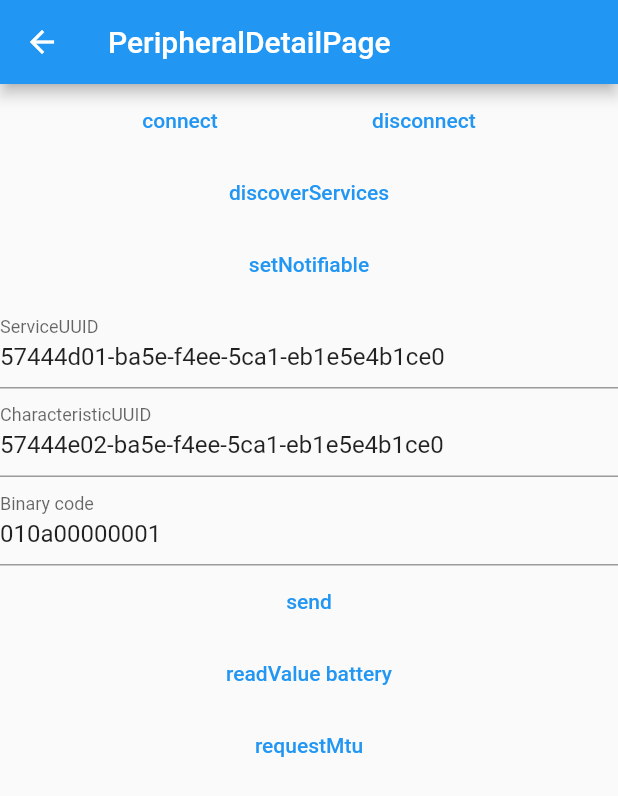
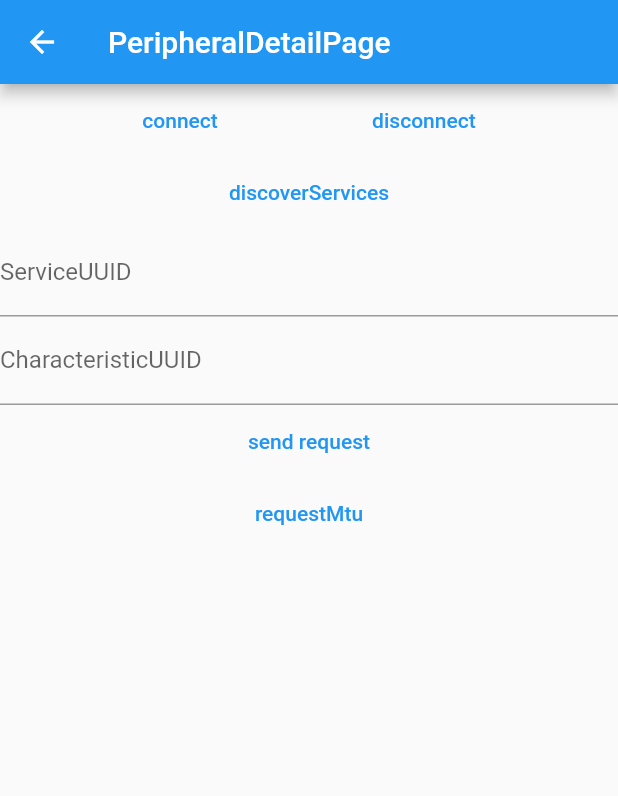
Before and after one commit to SahilSharma2710/quick_blue_example_2.0, a Flutter app: the PeripheralDetailPage screen opened directly with empty values, on a phone screen of 412 x 824 dp. Shown: the top 796 px of the screen. Run offline on Flutter 3.47's test engine with Material 2 defaults, Android fonts, the phone set to English and light mode, and no system bars; our stand-ins replace convert, permission_handler; missing offline and left inert: quick_blue.

Commit message:
project added

```diff
--- a/lib/PeripheralDetailPage.dart
+++ b/lib/PeripheralDetailPage.dart
@@ -5,23 +5,13 @@ import 'package:convert/convert.dart';
 import 'package:flutter/material.dart';
 import 'package:quick_blue/quick_blue.dart';
 
-String gssUuid(String code) => '0000$code-0000-1000-8000-00805f9b34fb';
-
-final GSS_SERV__BATTERY = gssUuid('180f');
-final GSS_CHAR__BATTERY_LEVEL = gssUuid('2a19');
-
-const WOODEMI_SUFFIX = 'ba5e-f4ee-5ca1-eb1e5e4b1ce0';
-
-const WOODEMI_SERV__COMMAND = '57444d01-$WOODEMI_SUFFIX';
-const WOODEMI_CHAR__COMMAND_REQUEST = '57444e02-$WOODEMI_SUFFIX';
-const WOODEMI_CHAR__COMMAND_RESPONSE = WOODEMI_CHAR__COMMAND_REQUEST;
-
 const WOODEMI_MTU_WUART = 247;
+String serviceUuid = '';
 
 class PeripheralDetailPage extends StatefulWidget {
   final String deviceId;
 
-  PeripheralDetailPage(this.deviceId);
+  PeripheralDetailPage(this.deviceId, {super.key});
 
   @override
   State<StatefulWidget> createState() {
@@ -33,6 +23,7 @@ class _PeripheralDetailPageState extends State<PeripheralDetailPage> {
   @override
   void initState() {
     super.initState();
+
     QuickBlue.setConnectionHandler(_handleConnectionChange);
     QuickBlue.setServiceHandler(_handleServiceDiscovery);
     QuickBlue.setValueHandler(_handleValueChange);
@@ -47,32 +38,54 @@ class _PeripheralDetailPageState extends State<PeripheralDetailPage> {
   }
 
   void _handleConnectionChange(String deviceId, BlueConnectionState state) {
+    if (state == BlueConnectionState.connected) {
+      _showSnackBar("connected");
+    } else if (state == BlueConnectionState.disconnected) {
+      _showSnackBar("dissconnected");
+    }
     print('_handleConnectionChange $deviceId, $state');
   }
 
   void _handleServiceDiscovery(String deviceId, String serviceId) {
+    serviceUuid = serviceId;
+    setState(() {});
     print('_handleServiceDiscovery $deviceId, $serviceId');
   }
 
   void _handleValueChange(
       String deviceId, String characteristicId, Uint8List value) {
     String stringValue = utf8.decode(value);
-    print('${stringValue}');
+    _showSnackBar(stringValue);
+
     print(
         '_handleValueChange $deviceId, $characteristicId, ${hex.encode(value)}');
   }
 
-  final serviceUUID = TextEditingController(text: WOODEMI_SERV__COMMAND);
-  final characteristicUUID =
-      TextEditingController(text: WOODEMI_CHAR__COMMAND_REQUEST);
-  final binaryCode = TextEditingController(
-      text: hex.encode([0x01, 0x0A, 0x00, 0x00, 0x00, 0x01]));
+  _showSnackBar(String message) {
+    ScaffoldMessenger.of(context).showSnackBar(
+      SnackBar(
+        content: Text(
+          message,
+        ),
+        duration: const Duration(seconds: 2),
+        behavior: SnackBarBehavior.floating,
+        shape: RoundedRectangleBorder(
+          borderRadius: BorderRadius.circular(20.0),
+        ),
+      ),
+    );
+  }
+
+  TextEditingController characteristicUUID = TextEditingController(text: '');
 
   @override
   Widget build(BuildContext context) {
+    TextEditingController serviceUUID =
+        TextEditingController(text: serviceUuid);
+
     return Scaffold(
       appBar: AppBar(
-        title: Text('PeripheralDetailPage'),
+        title: const Text('PeripheralDetailPage'),
       ),
       body: Column(
         children: [
@@ -80,13 +93,13 @@ class _PeripheralDetailPageState extends State<PeripheralDetailPage> {
             mainAxisAlignment: MainAxisAlignment.spaceEvenly,
             children: <Widget>[
               TextButton(
-                child: Text('connect'),
+                child: const Text('connect'),
                 onPressed: () {
                   QuickBlue.connect(widget.deviceId);
                 },
               ),
               TextButton(
-                child: Text('disconnect'),
+                child: const Text('disconnect'),
                 onPressed: () {
                   QuickBlue.disconnect(widget.deviceId);
                 },
@@ -97,59 +110,37 @@ class _PeripheralDetailPageState extends State<PeripheralDetailPage> {
             mainAxisAlignment: MainAxisAlignment.spaceEvenly,
             children: <Widget>[
               TextButton(
-                child: Text('discoverServices'),
+                child: const Text('discoverServices'),
                 onPressed: () {
                   QuickBlue.discoverServices(widget.deviceId);
                 },
               ),
             ],
           ),
-          TextButton(
-            child: Text('setNotifiable'),
-            onPressed: () {
-              QuickBlue.setNotifiable(widget.deviceId, WOODEMI_SERV__COMMAND,
-                  WOODEMI_CHAR__COMMAND_RESPONSE, BleInputProperty.indication);
-            },
-          ),
           TextField(
             controller: serviceUUID,
-            decoration: InputDecoration(
+            decoration: const InputDecoration(
               labelText: 'ServiceUUID',
             ),
           ),
           TextField(
             controller: characteristicUUID,
-            decoration: InputDecoration(
+            decoration: const InputDecoration(
               labelText: 'CharacteristicUUID',
             ),
           ),
-          TextField(
-            controller: binaryCode,
-            decoration: InputDecoration(
-              labelText: 'Binary code',
-            ),
-          ),
           TextButton(
-            child: Text('send'),
+            child: const Text('send request'),
             onPressed: () {
-              var value = Uint8List.fromList(hex.decode(binaryCode.text));
-              QuickBlue.writeValue(
-                  widget.deviceId,
-                  serviceUUID.text,
-                  characteristicUUID.text,
-                  value,
-                  BleOutputProperty.withResponse);
+              QuickBlue.readValue(
+                widget.deviceId,
+                serviceUUID.text,
+                characteristicUUID.text,
+              );
             },
           ),
           TextButton(
-            child: Text('readValue battery'),
-            onPressed: () async {
-              await QuickBlue.readValue(
-                  widget.deviceId, GSS_SERV__BATTERY, GSS_CHAR__BATTERY_LEVEL);
-            },
-          ),
-          TextButton(
-            child: Text('requestMtu'),
+            child: const Text('requestMtu'),
             onPressed: () async {
               var mtu = await QuickBlue.requestMtu(
                   widget.deviceId, WOODEMI_MTU_WUART);
```
Also changed, not shown: lib/main.dart (+24 -9 lines).
